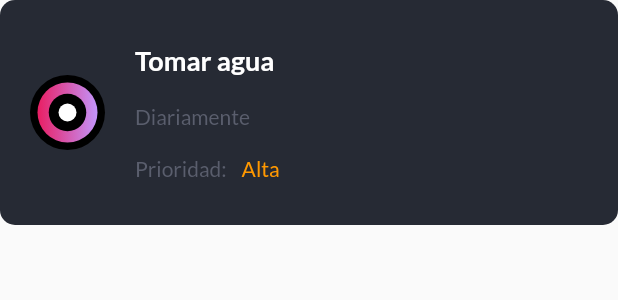
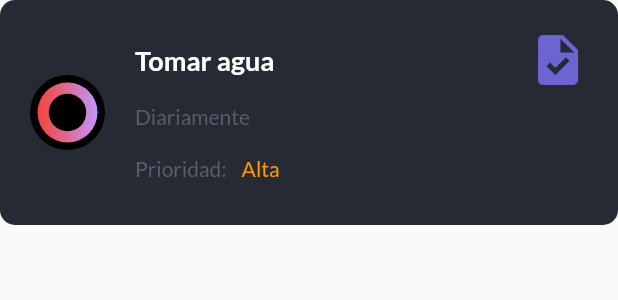
Before and after one commit to alexfdz55/tasks, a Flutter app: the ActiveTaskCard widget shown alone on an empty page, opened directly with sample values from the repository, on a phone screen of 412 x 824 dp. Shown: the top 300 px of the screen. Run offline on Flutter 3.47's test engine with Material 2 defaults, Android fonts, the phone set to English and light mode, and no system bars; drawn by our look-alikes of flutter_slidable; our stand-ins replace equatable, fl_chart, flutter_bloc, flutter_colorpicker, flutter_feather_icons, font_awesome_flutter and 3 more.

Commit message:
hexColor agregado al modelo de Task, (se guarda el color al crear la tarea)

```diff
--- a/lib/blocs/task/task_bloc.dart
+++ b/lib/blocs/task/task_bloc.dart
@@ -14,7 +14,7 @@ class TaskBloc extends Bloc<TaskEvent, TaskState> {
         super(TasksLoading()) {
     on<LoadTasks>(_onLoadTasks);
 
-    on<CreateTask>(_onCreateTask);
+    // on<CreateTask>(_onCreateTask);
 
     on<AddTask>(_onAddTask);
 
@@ -38,9 +38,9 @@ class TaskBloc extends Bloc<TaskEvent, TaskState> {
     add(LoadTasks());
   }
 
-  void _onCreateTask(CreateTask event, Emitter<TaskState> emit) async {
-    emit(TaskShowed(event.task));
-  }
+  // void _onCreateTask(CreateTask event, Emitter<TaskState> emit) async {
+  //   emit(TaskShowed(event.task));
+  // }
 
   void _onRemoveTask(RemoveTask event, Emitter<TaskState> emit) async {
     emit(TasksLoading());
--- a/lib/blocs/task/task_event.dart
+++ b/lib/blocs/task/task_event.dart
@@ -9,14 +9,14 @@ abstract class TaskEvent extends Equatable {
 
 class LoadTasks extends TaskEvent {}
 
-class CreateTask extends TaskEvent {
-  final Task task;
+// class CreateTask extends TaskEvent {
+//   final Task task;
 
-  const CreateTask(this.task);
+//   const CreateTask(this.task);
 
-  @override
-  List<Object> get props => [task];
-}
+//   @override
+//   List<Object> get props => [task];
+// }
 
 class AddTask extends TaskEvent {
   final Task task;
--- a/lib/blocs/task/task_state.dart
+++ b/lib/blocs/task/task_state.dart
@@ -18,11 +18,11 @@ class TasksLoaded extends TaskState {
   List<Object> get props => [tasks];
 }
 
-class TaskShowed extends TaskState {
-  final Task task;
+// class TaskShowed extends TaskState {
+//   final Task task;
 
-  const TaskShowed(this.task);
+//   const TaskShowed(this.task);
 
-  @override
-  List<Object> get props => [task];
-}
+//   @override
+//   List<Object> get props => [task];
+// }
--- a/lib/models/task_model.dart
+++ b/lib/models/task_model.dart
@@ -18,6 +18,7 @@ class Task extends Equatable {
   final String? description;
   final TaskPriority priority;
   final DateTime? dateTime;
+  final String hexColor;
   final bool isCompleted;
   const Task({
     required this.id,
@@ -25,6 +26,7 @@ class Task extends Equatable {
     this.priority = TaskPriority.low,
     this.dateTime,
     this.description,
+    required this.hexColor,
     this.isCompleted = false,
   });
 
@@ -37,6 +39,7 @@ class Task extends Equatable {
     String? description,
     TaskPriority? priority,
     DateTime? dateTime,
+    String? hexColor,
     bool? isCompleted,
   }) {
     return Task(
@@ -45,6 +48,7 @@ class Task extends Equatable {
       description: description ?? this.description,
       priority: priority ?? this.priority,
       dateTime: dateTime ?? this.dateTime,
+      hexColor: hexColor ?? this.hexColor,
       isCompleted: isCompleted ?? this.isCompleted,
     );
   }
@@ -56,6 +60,7 @@ class Task extends Equatable {
         description,
         priority,
         dateTime,
+        hexColor,
         isCompleted,
       ];
 
@@ -64,42 +69,49 @@ class Task extends Equatable {
       id: '1',
       title: 'Tomar agua',
       description: 'Diariamente',
+      hexColor: '6b64d1',
       priority: TaskPriority.high,
     ),
     const Task(
       id: '2',
       title: 'Bajar al perro',
       description: 'Diariamente',
+      hexColor: '6b64d1',
       priority: TaskPriority.medium,
     ),
     const Task(
       id: '3',
       title: 'Comprar comida',
       description: '1 vez por semana',
+      hexColor: '6b64d1',
       priority: TaskPriority.max,
     ),
     const Task(
       id: '4',
       title: 'Tomar agua',
       description: 'Diariamente',
+      hexColor: '6b64d1',
       priority: TaskPriority.high,
     ),
     Task(
-      id: '4',
+      id: '5',
       title: 'Consulta medica',
       priority: TaskPriority.max,
       dateTime: DateTime(2022, 6, 15),
+      hexColor: '6b64d1',
     ),
     const Task(
-      id: '5',
+      id: '6',
       title: 'Buscar el gas',
       priority: TaskPriority.high,
+      hexColor: '6b64d1',
       isCompleted: true,
     ),
     const Task(
-      id: '6',
+      id: '7',
       title: 'Aprender BLoc',
       priority: TaskPriority.high,
+      hexColor: '6b64d1',
       isCompleted: true,
     ),
   ];
--- a/lib/widgets/home/dashboard_add_sheet.dart
+++ b/lib/widgets/home/dashboard_add_sheet.dart
@@ -1,8 +1,8 @@
 import 'package:flutter/material.dart';
 
 import 'package:tasks/screens/screens.dart';
+import 'package:tasks/values/values.dart';
 import 'package:tasks/widgets/BottomSheets/bottom_sheets.dart';
-import 'package:tasks/Values/values.dart';
 import 'package:tasks/widgets/BottomSheets/bottom_sheet_holder.dart';
 import 'labelled_option.dart';
 
@@ -47,6 +47,7 @@ class DashboardAddBottomSheet extends StatelessWidget {
     showAppBottomSheet(
       context,
       CreateTaskBottomSheet(),
+      height: Responsive(context).hp(70),
       isScrollControlled: true,
       popAndShow: true,
     );
--- a/lib/widgets/table_calendar.dart
+++ b/lib/widgets/table_calendar.dart
@@ -42,6 +42,7 @@ class _CalendarViewState extends State<CalendarView> {
           id: '0',
           title: 'Dsa',
           priority: TaskPriority.max,
+          hexColor: '6b64d1',
           dateTime: day,
         ),
       ];
--- a/lib/widgets/tasks/active_task_card.dart
+++ b/lib/widgets/tasks/active_task_card.dart
@@ -1,5 +1,6 @@
 import 'package:flutter/material.dart';
 import 'package:flutter_bloc/flutter_bloc.dart';
+import 'package:flutter_colorpicker/flutter_colorpicker.dart';
 import 'package:flutter_slidable/flutter_slidable.dart';
 import 'package:google_fonts/google_fonts.dart';
 import 'package:tasks/Values/values.dart';
@@ -7,6 +8,8 @@ import 'package:tasks/blocs/blocs.dart';
 import 'package:tasks/models/models.dart';
 // ignore: depend_on_referenced_packages
 import 'package:intl/intl.dart';
+
+import 'dart:math' as math;
 
 class ActiveTaskCard extends StatelessWidget {
   final Task task;
@@ -49,13 +52,16 @@ class ActiveTaskCard extends StatelessWidget {
           // onTap: () => notifier.value = !notifier.value,
           onTap: () => BlocProvider.of<TaskBloc>(context)
               .add(UpdateTask(task.copyWith(isCompleted: !task.isCompleted))),
-          child: Container(
+          child: Stack(
+            children: [
+              Container(
                 width: double.infinity,
                 height: 150,
                 padding: const EdgeInsets.all(20.0),
                 decoration: BoxDecoration(
                   color: AppColors.primaryBackgroundColor,
-                borderRadius: BorderRadius.circular(10)),
+                  borderRadius: BorderRadius.circular(10),
+                ),
                 child: Row(
                   mainAxisAlignment: MainAxisAlignment.spaceBetween,
                   children: [
@@ -75,23 +81,26 @@ class ActiveTaskCard extends StatelessWidget {
                                     begin: Alignment.centerLeft,
                                     end: Alignment.centerRight,
                                     colors: [
-                                    Colors.pink,
+                                      Colors.red,
                                       AppColors.lightMauveBackgroundColor
-                                  ]),
+                                    ],
+                                  ),
                                   shape: BoxShape.circle),
                               child: Center(
                                 child: Container(
                                   width: 25,
                                   height: 25,
                                   decoration: const BoxDecoration(
-                                  color: Colors.black, shape: BoxShape.circle),
+                                      color: Colors.black,
+                                      shape: BoxShape.circle),
                                   child: Center(
                                     child: Container(
                                       width: 12,
                                       height: 12,
                                       decoration: const BoxDecoration(
-                                      color: Colors.white,
-                                      shape: BoxShape.circle),
+                                        color: Colors.transparent,
+                                        shape: BoxShape.circle,
+                                      ),
                                     ),
                                   ),
                                 ),
@@ -126,21 +135,66 @@ class ActiveTaskCard extends StatelessWidget {
                               const SizedBox(width: 10),
                               Text(
                                 task.priority.name,
-                            style: GoogleFonts.lato(color: task.priority.color),
+                                style: GoogleFonts.lato(
+                                    color: task.priority.color),
                               ),
                             ],
                           ),
                         ],
                       ),
                     ]),
+                    // Align(
+                    //   alignment: Alignment.bottomRight,
+                    //   child: Text(
+                    //     task.dateTime == null
+                    //         ? ''
+                    //         : DateFormat('MMMM d').format(task.dateTime!),
+                    //     style:
+                    //         GoogleFonts.lato(color: HexColor.fromHex("5A5E6D")),
+                    //   ),
+                    // ),
+                    Column(
+                      children: [
+                        // Container(
+                        //   width: 40,
+                        //   height: 40,
+                        //   decoration: BoxDecoration(
+                        //       color: colorFromHex(task.hexColor)!,
+                        //       shape: BoxShape.circle),
+                        //   child: const Icon(Icons.task, color: Colors.white),
+                        // ),
+                        Icon(Icons.task,
+                            size: 40, color: colorFromHex(task.hexColor)!),
+                        const SizedBox(height: 20),
                         Text(
                           task.dateTime == null
                               ? ''
                               : DateFormat('MMMM d').format(task.dateTime!),
-                  style: GoogleFonts.lato(color: HexColor.fromHex("5A5E6D")),
+                          style: GoogleFonts.lato(
+                              color: HexColor.fromHex("5A5E6D")),
                         ),
                       ],
                     ),
+                  ],
+                ),
+              ),
+              // Positioned(
+              //   top: -100,
+              //   right: -100,
+              //   child: Transform.rotate(
+              //     angle: -math.pi / 4,
+              //     child: Container(
+              //         width: 180,
+              //         height: 180,
+              //         color: colorFromHex(task.hexColor)!),
+              //   ),
+              // ),
+              // const Positioned(
+              //   top: 20,
+              //   right: 20,
+              //   child: Icon(Icons.task, color: Colors.white),
+              // ),
+            ],
           ),
         ),
       ),
--- a/pubspec.yaml
+++ b/pubspec.yaml
@@ -47,6 +47,7 @@ dependencies:
   # get: ^4.6.3
   equatable: ^2.0.3
   flutter_bloc: ^8.0.1
+  flutter_colorpicker: ^1.0.3
   # hive: ^2.0.6
   # hive_flutter: ^1.1.0
   # shared_preferences: ^2.0.6
```
Also changed, not shown: lib/widgets/home/create_task.dart (+71 -54 lines), lib/widgets/home/sheet_goto_calendar.dart (+39 -18 lines), lib/widgets/tasks/inactive_task_card.dart (+53 -6 lines), lib/widgets/tasks/select_color.dart (added, +65 -0 lines), pubspec.lock. Lines whose indentation alone changed are shown as unchanged.
